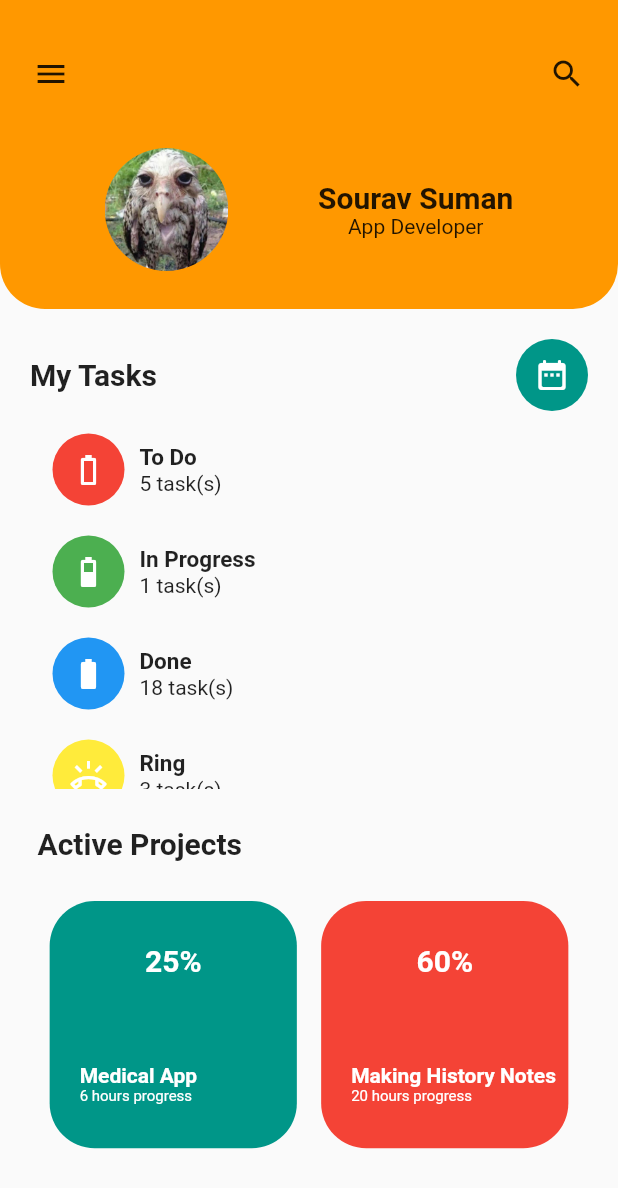
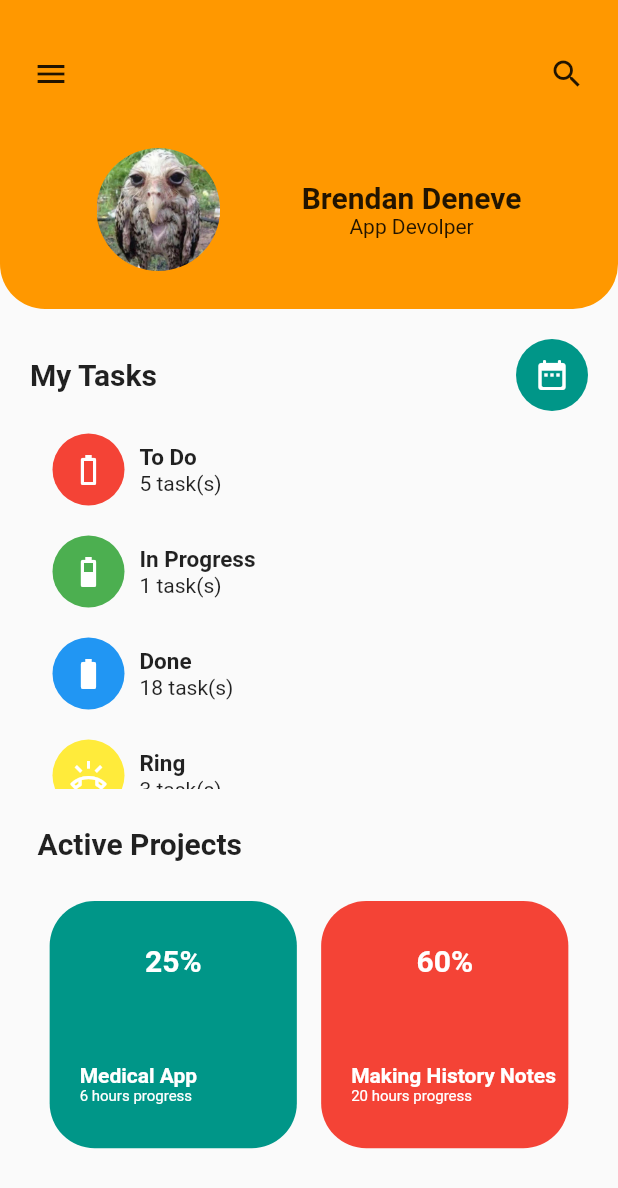
Before and after one commit to FlorisGC/flutter_layout_challenge, a Flutter app: the screen it shows after launch, on a phone screen of 412 x 824 dp. Shown: the top 1188 px of the screen. Run offline on Flutter 3.47's test engine with Material 2 defaults, Android fonts, the phone set to English and light mode, and no system bars.

Commit message:
add box profile for better structure

```diff
--- a/lib/pages/projectspage.dart
+++ b/lib/boxes/box_profile.dart
@@ -1,34 +1,19 @@
 import 'package:flutter/material.dart';
-import 'package:flutter_layout_challenge/boxes/box_my_tasks.dart';
-import 'package:flutter_layout_challenge/boxes/box_active_projects.dart';
-import 'package:flutter_layout_challenge/boxes/box_counter_button.dart';
 
-class ProjectsPage extends StatefulWidget {
-  const ProjectsPage({Key? key}) : super(key: key);
+class BoxProfile extends StatelessWidget {
+  const BoxProfile({super.key});
 
-  @override
-  ProjectsPageState createState() => ProjectsPageState();
-}
 
-class ProjectsPageState extends State<ProjectsPage> {
-  String temp = "";
-  String name = "Sourav Suman";
-  String job = "App Developer";
 
   @override
   Widget build(BuildContext context) {
+
+    double screenHeight = MediaQuery.of(context).size.height;
     double screenWidth = MediaQuery.of(context).size.width;
-    double screenHeight = MediaQuery.of(context).size.height;
-
     double container1height = screenHeight * 0.25;
     double pfpWidth = screenHeight * 0.1;
 
-    return Scaffold(
-      body: Center(
-        child: Column(
-          children: [
-            // profile box
-            Column(
+    return Column(
               children: [
                 Container(
                     width: screenWidth,
@@ -73,14 +58,14 @@ class ProjectsPageState extends State<ProjectsPage> {
                                 ),
                                 Column(
                                   mainAxisAlignment: MainAxisAlignment.end,
-                                  children: [
+                                  children: const [
                                     Text(
-                                      name,
-                                      style: const TextStyle(
+                                      "Brendan Deneve",
+                                      style: TextStyle(
                                           fontWeight: FontWeight.bold,
                                           fontSize: 20),
                                     ),
-                                    Text(job)
+                                    Text("App Devolper")
                                   ],
                                 )
                               ],
@@ -90,21 +75,10 @@ class ProjectsPageState extends State<ProjectsPage> {
                       ),
                     ))
               ],
-            ),
+            );
 
-            SizedBox(
-              height: screenHeight * 0.75,
-              child: SingleChildScrollView(
-                child: Column(children: const [
-                  BoxMyTasks(),
-                  BoxActiveProjects(),
-                  BoxCounterButton()
-                ]),
-              ),
-            ),
-          ],
-        ),
-      ),
-    );
+
   }
+
+
 }
--- a/lib/main.dart
+++ b/lib/main.dart
@@ -1,5 +1,5 @@
 import 'package:flutter/material.dart';
-import 'package:flutter_layout_challenge/pages/projectspage.dart';
+import 'package:flutter_layout_challenge/pages/page1.dart';
 
 void main() {
   runApp(const MainApp());
--- /dev/null
+++ b/lib/pages/page1.dart
@@ -0,0 +1,49 @@
+import 'package:flutter/material.dart';
+import 'package:flutter_layout_challenge/boxes/box_my_tasks.dart';
+import 'package:flutter_layout_challenge/boxes/box_active_projects.dart';
+import 'package:flutter_layout_challenge/boxes/box_counter_button.dart';
+import 'package:flutter_layout_challenge/boxes/box_profile.dart';
+
+class ProjectsPage extends StatefulWidget {
+  const ProjectsPage({Key? key}) : super(key: key);
+
+  @override
+  ProjectsPageState createState() => ProjectsPageState();
+}
+
+class ProjectsPageState extends State<ProjectsPage> {
+
+  @override
+  Widget build(BuildContext context) {
+    double screenHeight = MediaQuery.of(context).size.height;
+
+
+
+    return Scaffold(
+      body: Center(
+        child: Column(
+          children: [
+
+            const BoxProfile(),
+
+            SizedBox(
+              height: screenHeight * 0.75,
+              child: SingleChildScrollView(
+                child: Column(children: const [
+
+                  BoxMyTasks(),
+
+                  BoxActiveProjects(),
+
+                  BoxCounterButton()
+
+                ]),
+              ),
+            )
+
+          ],
+        ),
+      ),
+    );
+  }
+}
```
